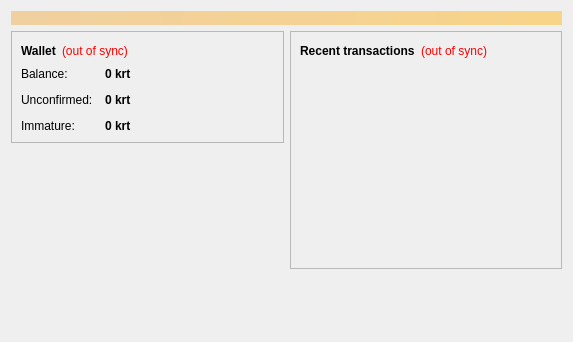
Old version of the form src/qt/forms/overviewpage.ui in the repository aalonzolu/Krypton.
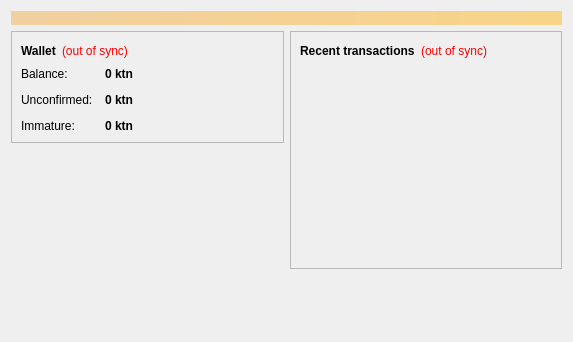
New version of the form.

The edit to the form file:
```diff
--- a/src/qt/forms/overviewpage.ui
+++ b/src/qt/forms/overviewpage.ui
@@ -122,7 +122,7 @@
                <string>Your current balance</string>
               </property>
               <property name="text">
-               <string notr="true">0 krt</string>
+               <string notr="true">0 ktn</string>
               </property>
               <property name="textInteractionFlags">
                <set>Qt::LinksAccessibleByMouse|Qt::TextSelectableByKeyboard|Qt::TextSelectableByMouse</set>
@@ -151,7 +151,7 @@
                <string>Total of transactions that have yet to be confirmed, and do not yet count toward the current balance</string>
               </property>
               <property name="text">
-               <string notr="true">0 krt</string>
+               <string notr="true">0 ktn</string>
               </property>
               <property name="textInteractionFlags">
                <set>Qt::LinksAccessibleByMouse|Qt::TextSelectableByKeyboard|Qt::TextSelectableByMouse</set>
@@ -177,7 +177,7 @@
                <string>Mined balance that has not yet matured</string>
               </property>
               <property name="text">
-               <string notr="true">0 krt</string>
+               <string notr="true">0 ktn</string>
               </property>
               <property name="textInteractionFlags">
                <set>Qt::LinksAccessibleByMouse|Qt::TextSelectableByKeyboard|Qt::TextSelectableByMouse</set>
```
Left out of the diff: 4 changed lines with no effect on the pictures.
